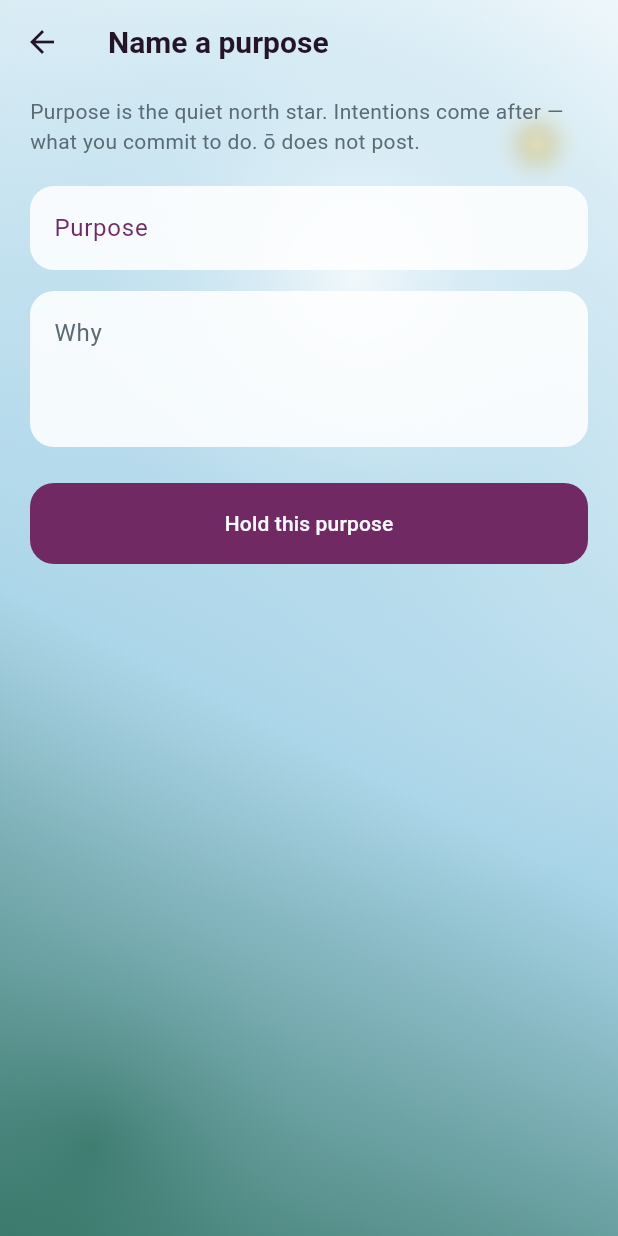
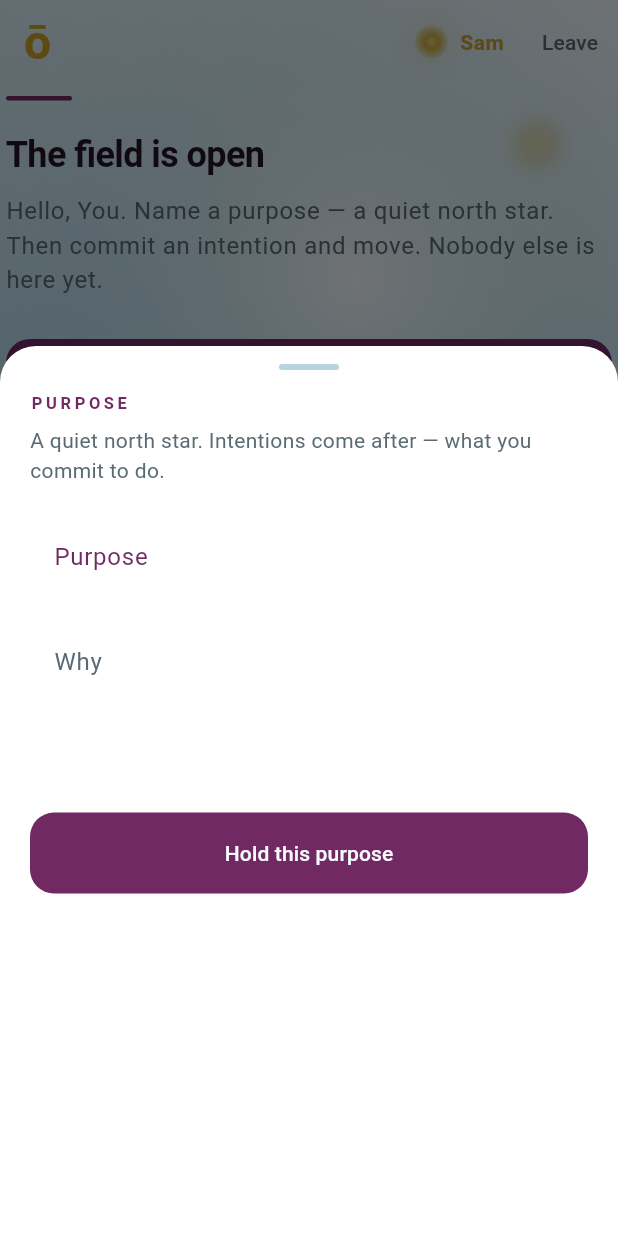
Before and after one commit to Raomiz/dArc-App, a Flutter app: the screen it shows after launch, after a tap on "Enter ō locally", after a tap on "Name a purpose", on a phone screen of 412 x 824 dp. Run offline on Flutter 3.47's test engine with Material 3 defaults, Android fonts, the phone set to English and light mode, and no system bars; our stand-ins replace shared_preferences.

Commit message:
Keep every primary action within 2–3 paces of Intention.
Commit and ō sit on the stage cards. Compose is a sheet, not a
stack. A fourth tap is a Dennis fail.

Co-authored-by: Joshua Richards <jdraomiz@gmail.com>

```diff
--- a/lib/data/o_app_state.dart
+++ b/lib/data/o_app_state.dart
@@ -117,6 +117,7 @@ class OAppState extends ChangeNotifier {
     required String statement,
     String? whenLabel,
     List<String> people = const [],
+    bool commit = false,
   }) async {
     final trimmedTitle = title.trim();
     final trimmedStatement = statement.trim();
@@ -133,7 +134,7 @@ class OAppState extends ChangeNotifier {
       statement: trimmedStatement,
       whenLabel: whenLabel?.trim().isEmpty ?? true ? null : whenLabel!.trim(),
       people: housePresence(people: people, sessionName: sessionName),
-      status: IntentionStatus.brewing,
+      status: commit ? IntentionStatus.committed : IntentionStatus.brewing,
       createdAt: DateTime.now(),
     );
     intentions = [intention, ...intentions];
--- /dev/null
+++ b/lib/nav/o_paces.dart
@@ -0,0 +1,54 @@
+import 'package:flutter/material.dart';
+
+import '../data/o_app_state.dart';
+import '../models/intention.dart';
+import '../theme/o_theme.dart';
+import '../widgets/companion_sheet.dart';
+
+/// Dennis lock — **2–3 paces from main**.
+///
+/// The main space is the Intention stage. Purpose (north star), Commit,
+/// Sam, and feed evidence must be reachable in at most three taps.
+/// Secondary lives one step out (a sheet). Rarely anything at three.
+/// A fourth pace fails. No deeper stacks. No buried settings for
+/// primary actions.
+const int maxPacesFromStage = 3;
+
+Future<void> showOSheet({
+  required BuildContext context,
+  required Widget child,
+  double heightFactor = 0.88,
+}) {
+  return showModalBottomSheet<void>(
+    context: context,
+    isScrollControlled: true,
+    backgroundColor: OColors.surface,
+    shape: const RoundedRectangleBorder(
+      borderRadius: BorderRadius.vertical(top: Radius.circular(24)),
+    ),
+    builder: (context) {
+      return Padding(
+        padding: EdgeInsets.only(
+          bottom: MediaQuery.viewInsetsOf(context).bottom,
+        ),
+        child: SizedBox(
+          height: MediaQuery.sizeOf(context).height * heightFactor,
+          child: child,
+        ),
+      );
+    },
+  );
+}
+
+Future<void> openCompanionFromStage({
+  required BuildContext context,
+  required OAppState state,
+  required Intention intention,
+}) {
+  return openCompanionSheet(
+    context: context,
+    state: state,
+    intention: intention,
+    purpose: state.purposeById(intention.purposeId),
+  );
+}
--- a/lib/screens/compose_purpose_screen.dart
+++ b/lib/screens/compose_purpose_screen.dart
@@ -1,19 +1,30 @@
 import 'package:flutter/material.dart';
 
 import '../data/o_app_state.dart';
+import '../nav/o_paces.dart';
 import '../theme/o_theme.dart';
-import '../widgets/field_backdrop.dart';
 
-class ComposePurposeScreen extends StatefulWidget {
-  const ComposePurposeScreen({super.key, required this.state});
+Future<void> openComposePurposeSheet({
+  required BuildContext context,
+  required OAppState state,
+}) {
+  return showOSheet(
+    context: context,
+    heightFactor: 0.72,
+    child: ComposePurposePanel(state: state),
+  );
+}
+
+class ComposePurposePanel extends StatefulWidget {
+  const ComposePurposePanel({super.key, required this.state});
 
   final OAppState state;
 
   @override
-  State<ComposePurposeScreen> createState() => _ComposePurposeScreenState();
+  State<ComposePurposePanel> createState() => _ComposePurposePanelState();
 }
 
-class _ComposePurposeScreenState extends State<ComposePurposeScreen> {
+class _ComposePurposePanelState extends State<ComposePurposePanel> {
   final _title = TextEditingController();
   final _why = TextEditingController();
   String? _error;
@@ -36,16 +47,27 @@ class _ComposePurposeScreenState extends State<ComposePurposeScreen> {
 
   @override
   Widget build(BuildContext context) {
-    return FieldBackdrop(
-      child: Scaffold(
-        backgroundColor: Colors.transparent,
-        appBar: AppBar(title: const Text('Name a purpose')),
-        body: ListView(
-          padding: const EdgeInsets.fromLTRB(20, 8, 20, 32),
+    return ListView(
+      padding: const EdgeInsets.fromLTRB(20, 12, 20, 32),
       children: [
+        Center(
+          child: Container(
+            width: 40,
+            height: 4,
+            decoration: BoxDecoration(
+              color: OColors.outline,
+              borderRadius: BorderRadius.circular(2),
+            ),
+          ),
+        ),
+        const SizedBox(height: 16),
+        Text(
+          'PURPOSE',
+          style: OType.whisper.copyWith(color: OColors.purpose),
+        ),
+        const SizedBox(height: 8),
         const Text(
-              'Purpose is the quiet north star. '
-              'Intentions come after — what you commit to do. ō does not post.',
+          'A quiet north star. Intentions come after — what you commit to do.',
           style: TextStyle(color: OColors.muted, height: 1.45),
         ),
         const SizedBox(height: 20),
@@ -89,8 +111,6 @@ class _ComposePurposeScreenState extends State<ComposePurposeScreen> {
           child: const Text('Hold this purpose'),
         ),
       ],
-        ),
-      ),
     );
   }
 }
--- a/lib/screens/home_screen.dart
+++ b/lib/screens/home_screen.dart
@@ -1,6 +1,7 @@
 import 'package:flutter/material.dart';
 
 import '../data/o_app_state.dart';
+import '../nav/o_paces.dart';
 import '../theme/o_theme.dart';
 import '../widgets/empty_state.dart';
 import '../widgets/field_backdrop.dart';
@@ -10,6 +11,10 @@ import 'compose_intention_screen.dart';
 import 'compose_purpose_screen.dart';
 import 'intention_detail_screen.dart';
 
+/// Intention is the main stage.
+///
+/// Dennis lock: Purpose, Commit, Sam, and feed evidence are here or
+/// one sheet out — never a fourth pace.
 class HomeScreen extends StatelessWidget {
   const HomeScreen({super.key, required this.state});
 
@@ -47,7 +52,10 @@ class HomeScreen extends StatelessWidget {
             final purpose = state.focusedPurpose;
             if (purpose == null) {
               return FloatingActionButton.extended(
-                onPressed: () => _openPurpose(context),
+                onPressed: () => openComposePurposeSheet(
+                  context: context,
+                  state: state,
+                ),
                 backgroundColor: OColors.purpose,
                 foregroundColor: OColors.paper,
                 icon: const Icon(Icons.add),
@@ -55,7 +63,11 @@ class HomeScreen extends StatelessWidget {
               );
             }
             return FloatingActionButton.extended(
-              onPressed: () => _openIntention(context, purpose.id),
+              onPressed: () => openComposeIntentionSheet(
+                context: context,
+                state: state,
+                purposeId: purpose.id,
+              ),
               backgroundColor: OColors.intention,
               foregroundColor: OColors.paper,
               icon: const Icon(Icons.how_to_reg_outlined),
@@ -75,7 +87,10 @@ class HomeScreen extends StatelessWidget {
                     'Then commit an intention and move. Nobody else is here yet.',
                 accent: OColors.purpose,
                 primaryLabel: 'Name a purpose',
-                onPrimary: () => _openPurpose(context),
+                onPrimary: () => openComposePurposeSheet(
+                  context: context,
+                  state: state,
+                ),
               );
             }
 
@@ -142,7 +157,10 @@ class HomeScreen extends StatelessWidget {
                 Align(
                   alignment: Alignment.centerLeft,
                   child: TextButton(
-                    onPressed: () => _openPurpose(context),
+                    onPressed: () => openComposePurposeSheet(
+                      context: context,
+                      state: state,
+                    ),
                     child: const Text(
                       'Name another purpose',
                       style: TextStyle(color: OColors.purpose),
@@ -171,22 +189,27 @@ class HomeScreen extends StatelessWidget {
                         'ō coordinates when you ask. Nobody else is here yet.',
                     accent: OColors.intention,
                     primaryLabel: 'Commit an intention',
-                    onPrimary: () => _openIntention(context, purpose.id),
+                    onPrimary: () => openComposeIntentionSheet(
+                      context: context,
+                      state: state,
+                      purposeId: purpose.id,
+                    ),
                   )
                 else
                   for (final intention in items) ...[
                     IntentionCard(
                       intention: intention,
-                      onTap: () {
-                        Navigator.of(context).push(
-                          MaterialPageRoute<void>(
-                            builder: (_) => IntentionDetailScreen(
-                              state: state,
-                              intentionId: intention.id,
-                            ),
-                          ),
-                        );
-                      },
+                      onCommit: () => state.commitIntention(intention.id),
+                      onCoordinate: () => openCompanionFromStage(
+                        context: context,
+                        state: state,
+                        intention: intention,
+                      ),
+                      onMore: () => openIntentionMoreSheet(
+                        context: context,
+                        state: state,
+                        intentionId: intention.id,
+                      ),
                     ),
                     const SizedBox(height: 12),
                   ],
@@ -197,23 +220,4 @@ class HomeScreen extends StatelessWidget {
       ),
     );
   }
-
-  void _openPurpose(BuildContext context) {
-    Navigator.of(context).push(
-      MaterialPageRoute<void>(
-        builder: (_) => ComposePurposeScreen(state: state),
-      ),
-    );
-  }
-
-  void _openIntention(BuildContext context, String purposeId) {
-    Navigator.of(context).push(
-      MaterialPageRoute<void>(
-        builder: (_) => ComposeIntentionScreen(
-          state: state,
-          purposeId: purposeId,
-        ),
-      ),
-    );
-  }
 }
```
Also changed, not shown: lib/screens/compose_intention_screen.dart (+49 -21 lines), lib/screens/intention_detail_screen.dart (+37 -110 lines), lib/screens/purpose_detail_screen.dart (+14 -22 lines), lib/widgets/intention_card.dart (+49 -6 lines), 3 other files. Lines whose indentation alone changed are shown as unchanged.
